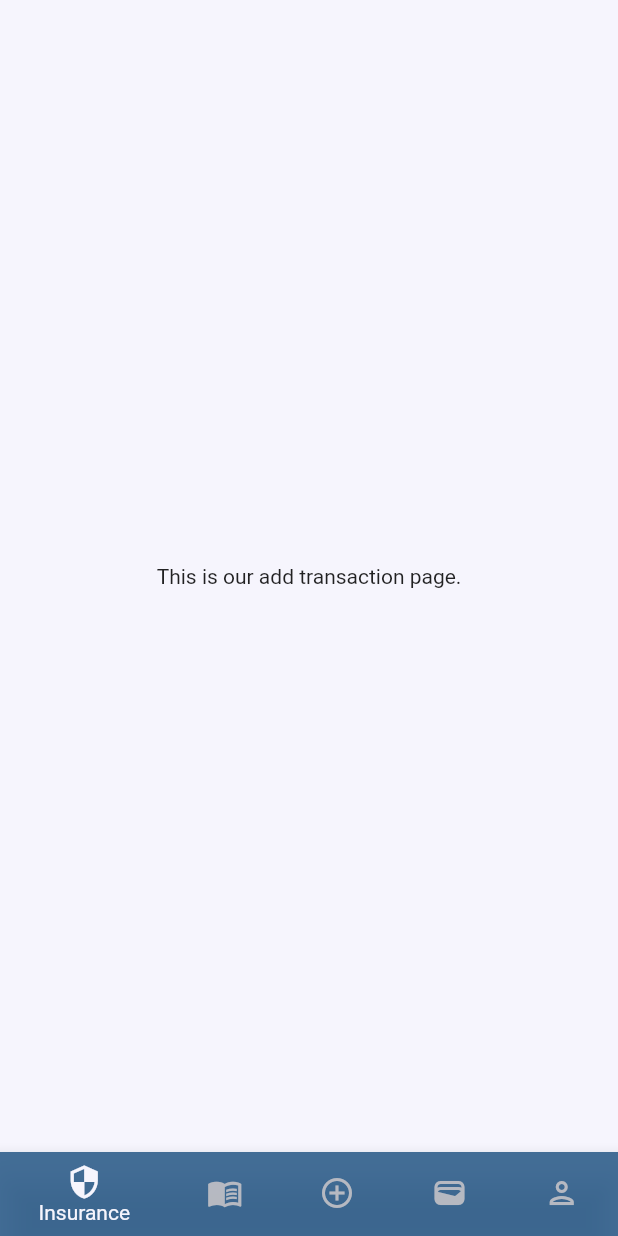
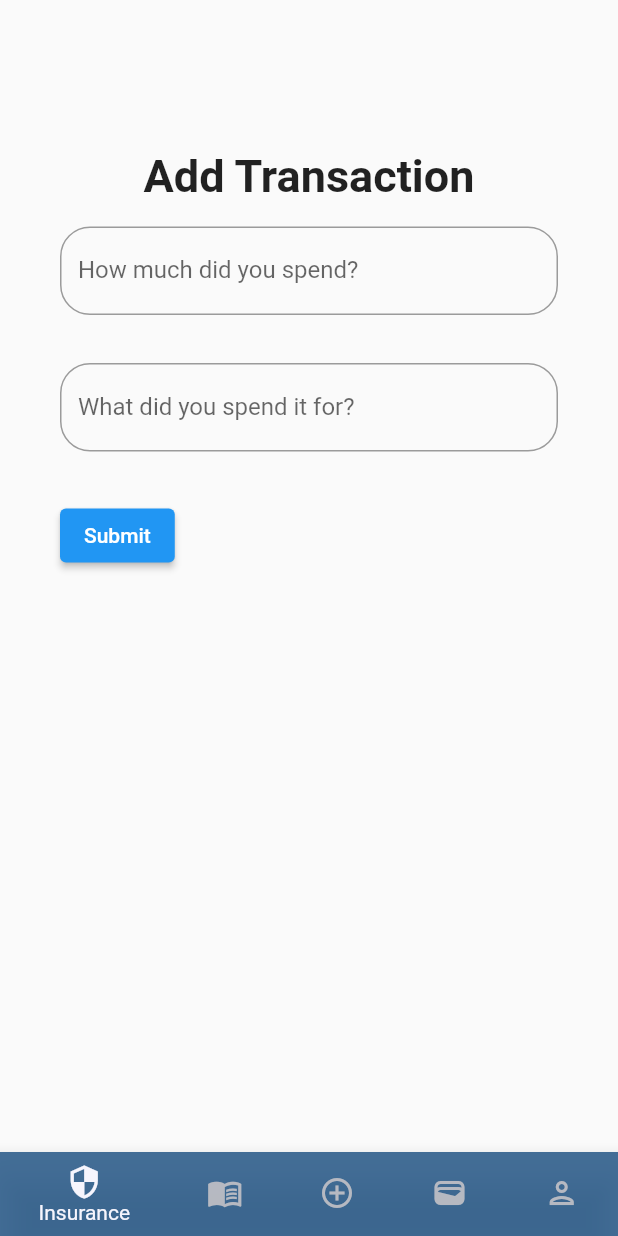
Before and after one commit to AwesomeY25/Turtley, a Flutter app: the screen it shows after launch, swiped to page 3, on a phone screen of 412 x 824 dp. Run offline on Flutter 3.47's test engine with Material 2 defaults, Android fonts, the phone set to English and light mode, and no system bars.

Commit message:
added form for transactions
- forms for transaction

```diff
--- a/HackFest - Turtley/hackfest_turtley/lib/add_transaction_page.dart
+++ b/HackFest - Turtley/hackfest_turtley/lib/add_transaction_page.dart
@@ -1,19 +1,160 @@
+import 'dart:io';
 import 'package:flutter/material.dart';
+// ignore: unused_import
+import 'package:intl/intl.dart';
+
 
 class AddTransactionPage extends StatelessWidget {
   const AddTransactionPage({super.key});
 
   @override
   Widget build(BuildContext context) {
-    return Container(
-        child: Center(
-            child: Text("This is our add transaction page."
-                // need header
+    return Scaffold(
+      body: Padding(
+    padding: const EdgeInsets.only(top: 100, left: 30, right: 30, bottom: 25,),
+    child: Container(
+      alignment: Alignment.center,
+      child: Column(
+        children: [
+          const Text('Add Transaction', textAlign: TextAlign.center,
+            style: TextStyle(fontSize: 30, fontWeight: FontWeight.bold)),
+          //Put form here
+          SingleChildScrollView(
+            child: Column(
+              children: [MyCustomForm()]),
+            ),
+          ],
+        ),
+      ),
+    ),
+  );}
+}
 
-                //search bar
+// ignore: must_be_immutable
+class MyCustomForm extends StatelessWidget {
+  MyCustomForm({super.key});
+  final _formKey = GlobalKey<FormState>();
+  // ignore: unused_field
+  double _income = 0.0;
+  // ignore: unused_field
+  double _expense = 0.0;
+  // ignore: unused_field
+  double _balance = 0.0;
 
-                // panels
 
-                )));
+  @override
+  Widget build(BuildContext context) {
+    return Column(
+      crossAxisAlignment: CrossAxisAlignment.start,
+      children: <Widget>[
+        Padding(
+          padding: EdgeInsets.symmetric(horizontal: 10, vertical: 16),
+          child: TextField(
+            decoration: InputDecoration(
+              border: OutlineInputBorder(borderRadius: BorderRadius.circular(20.0)),
+              labelText: "How much did you spend?",
+              hintText: 'Enter the amount (in PHP)',
+            ),
+          ),
+        ),
+        Padding(
+          padding: EdgeInsets.symmetric(horizontal: 10, vertical: 16),
+          child: TextField(
+            decoration: InputDecoration(
+              border: OutlineInputBorder(borderRadius: BorderRadius.circular(20.0)),
+              labelText: "What did you spend it for?",
+              hintText: 'Sample Category',
+            ),
+          ),
+        ),
+        Padding(
+          padding: EdgeInsets.symmetric(horizontal: 10, vertical: 16),
+          child: ElevatedButton(
+            child: Text('Submit'),
+            onPressed: _submitForm,))
+            ],
+          );
+        }
+
+  void _submitForm() {
+    if (_formKey.currentState!.validate()) {
+      _formKey.currentState?.save();
+      // save the form values
+    }
+  }
+  }
+
+class CardPicture extends StatelessWidget {
+  CardPicture({this.onTap, this.imagePath});
+
+  final Function()? onTap;
+  final String? imagePath;
+
+  @override
+  Widget build(BuildContext context) {
+    final size = MediaQuery.of(context).size;
+
+    if (imagePath != null) {
+      return Card(
+        child: Container(
+          height: 300,
+          padding: EdgeInsets.all(10.0),
+          width: size.width * .70,
+          decoration: BoxDecoration(
+            borderRadius: BorderRadius.all(Radius.circular(4.0)),
+            image: DecorationImage(
+                fit: BoxFit.cover, image: FileImage(File(imagePath as String))),
+          ),
+
+          child: Column(
+            mainAxisAlignment: MainAxisAlignment.end,
+            crossAxisAlignment: CrossAxisAlignment.start,
+            children: [
+              Container(
+                decoration: BoxDecoration(
+                  shape: BoxShape.circle,
+                  color: Colors.redAccent,
+                  boxShadow: [
+                    BoxShadow(
+                      color: Colors.black,
+                      offset: Offset(3.0, 3.0),
+                      blurRadius: 2.0,
+                    )
+                  ]
+                ),
+                child: IconButton(onPressed: (){
+                print('icon press');
+              }, icon: Icon(Icons.delete, color: Colors.white)),
+              )
+            ],
+          ),
+        ),
+      );
+    }
+
+    return Card(
+        elevation: 3,
+        child: InkWell(
+          onTap: this.onTap,
+          child: Container(
+            padding: EdgeInsets.symmetric(vertical: 18, horizontal: 25),
+            width: size.width * .70,
+            height: 100,
+            child: Column(
+              mainAxisAlignment: MainAxisAlignment.spaceBetween,
+              crossAxisAlignment: CrossAxisAlignment.start,
+              children: [
+                Text(
+                  'Attach Picture',
+                  style: TextStyle(fontSize: 17.0, color: Colors.grey[600]),
+                ),
+                Icon(
+                  Icons.photo_camera,
+                  color: Colors.indigo[400],
+                )
+              ],
+            ),
+          ),
+        ));
   }
 }
--- a/HackFest - Turtley/hackfest_turtley/lib/home_screen.dart
+++ b/HackFest - Turtley/hackfest_turtley/lib/home_screen.dart
@@ -1,7 +1,6 @@
 import 'package:flutter/material.dart';
 import 'package:hackfest_turtley/budget_page.dart';
 import 'package:hackfest_turtley/profile_page.dart';
-
 import 'add_transaction_page.dart';
 import 'courses_page.dart';
 import 'insurance_page.dart';
```
Also changed, not shown: HackFest - Turtley/hackfest_turtley/pubspec.yaml (+2 -6 lines), HackFest - Turtley/hackfest_turtley/lib/budget_page.dart (line endings or trailing spaces), HackFest - Turtley/hackfest_turtley/pubspec.lock, 1 other file.
